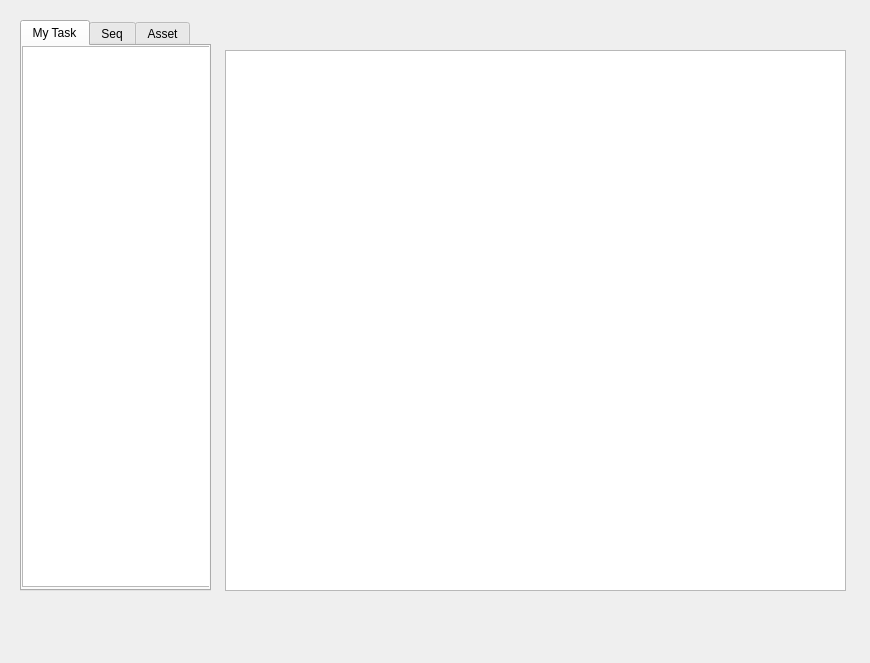
The window that toolkit/config/python/loader.ui (yrchoo/baked) describes before a commit, drawn with Qt 5.
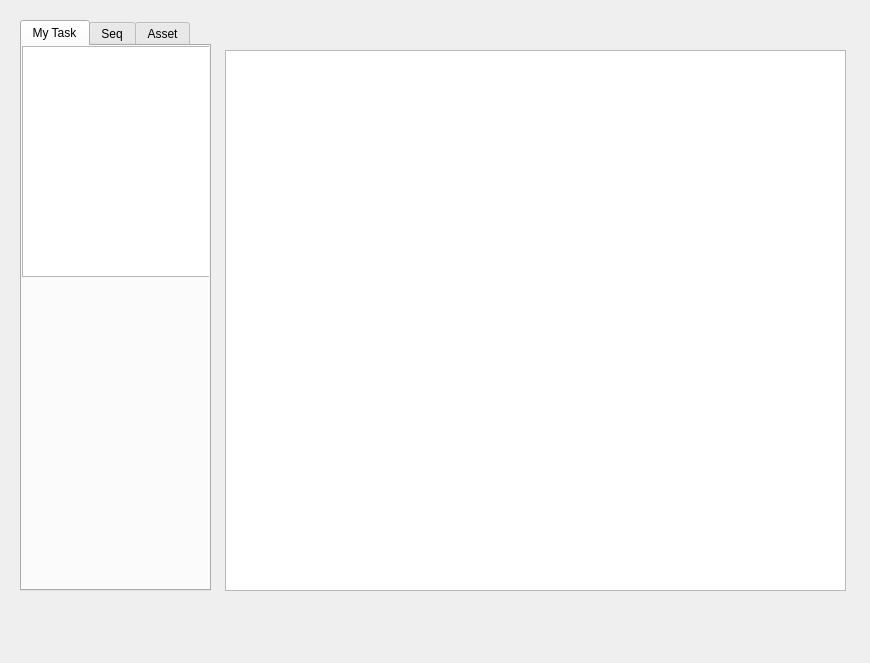
The same window after the commit.

Patch:
```diff
--- a/toolkit/config/python/loader.ui
+++ b/toolkit/config/python/loader.ui
@@ -35,7 +35,7 @@
        <x>0</x>
        <y>0</y>
        <width>191</width>
-       <height>541</height>
+       <height>231</height>
       </rect>
      </property>
      <attribute name="headerVisible">
```
